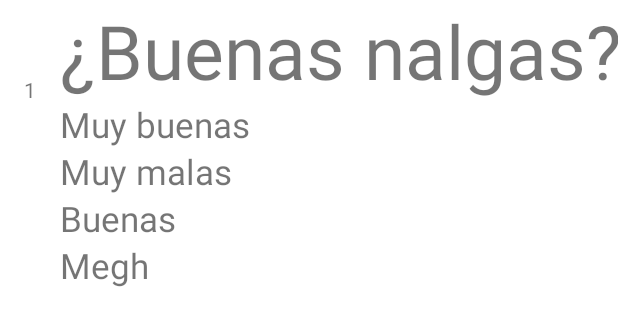
After one commit to Ivanchi990/QuizzApp, an Android app: the layout item_pregunta.xml on its own in the app's theme, with its tools: preview values and no code run, on a phone screen of 412 x 824 dp. The commit adds this screen. Shown: the top 326 px of the screen. Run offline under Robolectric (Android 15) with nearby library versions, the phone set to English and light mode, and no system bars.

Commit message:
First Commit2

```diff
--- a/app/src/main/java/com/example/quizandroid/MainActivity.kt
+++ b/app/src/main/java/com/example/quizandroid/MainActivity.kt
@@ -1,12 +1,15 @@
 package com.example.quizandroid
 
 import android.content.Intent
+import android.os.Binder
 import androidx.appcompat.app.AppCompatActivity
 import android.os.Bundle
 import android.view.View
 
 class MainActivity : AppCompatActivity()
 {
+
+private lateinit var binding:
     override fun onCreate(savedInstanceState: Bundle?)
     {
         super.onCreate(savedInstanceState)
--- a/app/src/main/res/layout/activity_main.xml
+++ b/app/src/main/res/layout/activity_main.xml
@@ -4,9 +4,11 @@
     xmlns:tools="http://schemas.android.com/tools"
     android:layout_width="match_parent"
     android:layout_height="match_parent"
-    tools:context=".MainActivity">
+    tools:context=".MainActivity"
+ >
 
-    <Button
+
+<Button
         android:id="@+id/empezar"
         android:layout_width="wrap_content"
         android:layout_height="wrap_content"
--- a/app/src/main/res/layout/activity_preguntas.xml
+++ b/app/src/main/res/layout/activity_preguntas.xml
@@ -4,7 +4,8 @@
     xmlns:tools="http://schemas.android.com/tools"
     android:layout_width="match_parent"
     android:layout_height="match_parent"
-    android:background="#4CAF50">
+    android:background="#4CAF50"
+    tools:context=".ActivityPreguntas">
 
   <androidx.recyclerview.widget.RecyclerView
       android:id="@+id/recyclePreguntas"
--- /dev/null
+++ b/app/src/main/res/layout/item_pregunta.xml
@@ -0,0 +1,58 @@
+<?xml version="1.0" encoding="utf-8"?>
+<androidx.constraintlayout.widget.ConstraintLayout xmlns:android="http://schemas.android.com/apk/res/android"
+    android:layout_width="match_parent"
+    android:layout_height="wrap_content"
+    xmlns:app="http://schemas.android.com/apk/res-auto"
+    xmlns:tools="http://schemas.android.com/tools">
+
+    <TextView
+        android:id="@+id/textoPreguntaId"
+        android:layout_width="40dp"
+        android:layout_height="120dp"
+        android:gravity="center"
+        app:layout_constraintStart_toStartOf="parent"
+        app:layout_constraintTop_toTopOf="parent"
+        tools:text="1" />
+
+    <TextView
+        android:id="@+id/textoPregunta"
+        android:layout_width="wrap_content"
+        android:layout_height="wrap_content"
+        android:textSize="75px"
+        app:layout_constraintStart_toEndOf="@+id/textoPreguntaId"
+        app:layout_constraintTop_toTopOf="parent"
+        tools:text="¿Buenas nalgas?"/>
+
+    <TextView
+        android:id="@+id/textoRespuesta1"
+        android:layout_width="wrap_content"
+        android:layout_height="wrap_content"
+        android:textSize="35px"
+        app:layout_constraintStart_toEndOf="@id/textoPreguntaId"
+        app:layout_constraintTop_toBottomOf="@id/textoPregunta"
+        tools:text="Muy buenas"/>
+    <TextView
+        android:id="@+id/textoRespuesta2"
+        android:layout_width="wrap_content"
+        android:layout_height="wrap_content"
+        android:textSize="35px"
+        app:layout_constraintStart_toEndOf="@id/textoPreguntaId"
+        app:layout_constraintTop_toBottomOf="@id/textoRespuesta1"
+        tools:text="Muy malas"/>
+    <TextView
+        android:id="@+id/textoRespuesta3"
+        android:layout_width="wrap_content"
+        android:layout_height="wrap_content"
+        android:textSize="35px"
+        app:layout_constraintStart_toEndOf="@id/textoPreguntaId"
+        app:layout_constraintTop_toBottomOf="@id/textoRespuesta2"
+        tools:text="Buenas"/>
+    <TextView
+        android:id="@+id/textoRespuesta4"
+        android:layout_width="wrap_content"
+        android:layout_height="wrap_content"
+        android:textSize="35px"
+        app:layout_constraintStart_toEndOf="@id/textoPreguntaId"
+        app:layout_constraintTop_toBottomOf="@id/textoRespuesta3"
+        tools:text="Megh"/>
+</androidx.constraintlayout.widget.ConstraintLayout>
```
Also changed, not shown: app/build.gradle (+8 -0 lines), app/src/main/java/com/example/quizandroid/ActivityPreguntas.kt (+33 -2 lines), app/src/main/java/com/example/quizandroid/DataQuestions/Pregunta.kt (+6 -3 lines), app/src/main/java/com/example/quizandroid/DataQuestions/PreguntasAplication.kt (added, +13 -0 lines), app/src/main/java/com/example/quizandroid/DataQuestions/PreguntasBD.kt (+40 -1 lines), app/src/main/java/com/example/quizandroid/DataQuestions/PreguntasDAO.kt (+8 -3 lines), app/src/main/java/com/example/quizandroid/DataQuestions/PreguntasRepository.kt (added, +16 -0 lines), app/src/main/java/com/example/quizandroid/DataQuestions/PreguntasViewModel.kt (added, +30 -0 lines), app/src/main/java/com/example/quizandroid/SQLiteBD/MiBDOpenHelper.kt (added, +92 -0 lines), app/src/main/java/com/example/quizandroid/SQLiteBD/PreguntasViewHolder.kt (added, +26 -0 lines), app/src/main/java/com/example/quizandroid/SQLiteBD/SQLiteRecyclerViewAdapter.kt (added, +36 -0 lines).
